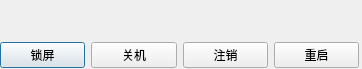
Above: dialog.ui from neila-a/poweri3 before the change. Below: the same form after it.
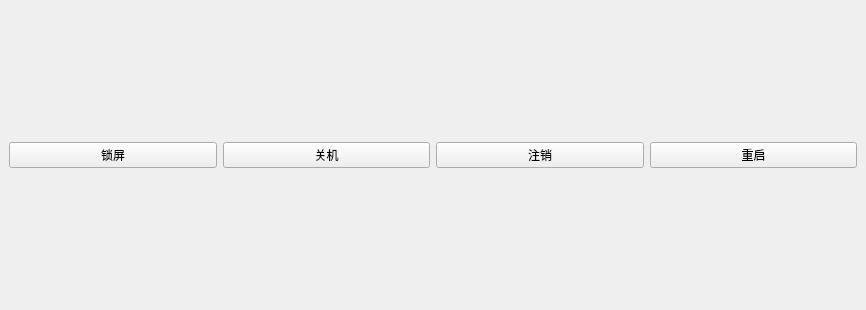
That is the form after the change.

The edit to the form file:
```diff
--- a/dialog.ui
+++ b/dialog.ui
@@ -1,27 +1,19 @@
 <?xml version="1.0" encoding="UTF-8"?>
 <ui version="4.0">
  <class>Dialog</class>
- <widget class="QDialog" name="Dialog">
+ <widget class="QMainWindow" name="Dialog">
   <property name="geometry">
    <rect>
     <x>0</x>
     <y>0</y>
-    <width>362</width>
-    <height>69</height>
+    <width>866</width>
+    <height>310</height>
    </rect>
   </property>
   <property name="windowTitle">
    <string>Dialog</string>
   </property>
   <widget class="QWidget" name="horizontalLayoutWidget">
-   <property name="geometry">
-    <rect>
-     <x>0</x>
-     <y>40</y>
-     <width>359</width>
-     <height>31</height>
-    </rect>
-   </property>
    <layout class="QHBoxLayout" name="horizontalLayout">
     <item>
      <widget class="QPushButton" name="lock">
```
